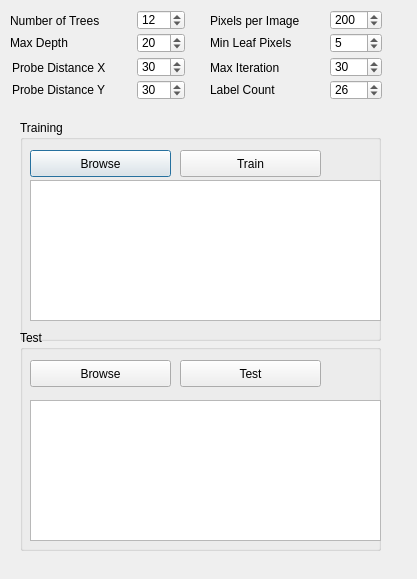
Before: the Qt Designer form forms/rdfdialog.ui in Boazrciasn/RDFramework, drawn with Qt 5.
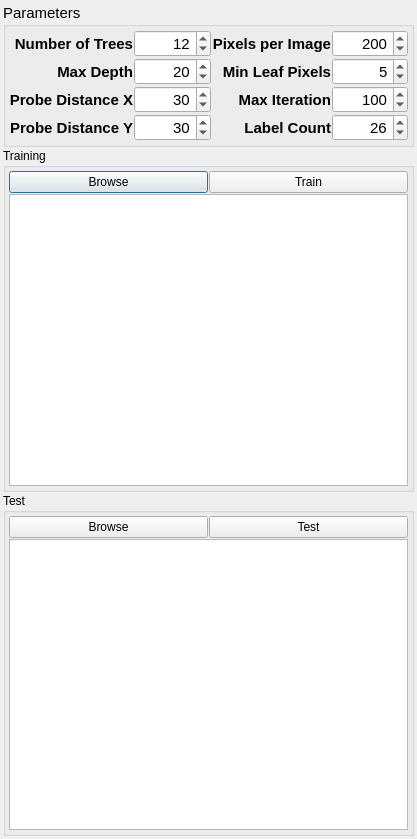
After: the same form once the commit is applied.

Commit message: RDF dialog improvements. Renamed RandomDesicionTree to RandomDecisionTree.

Diff of the .ui file:
```diff
--- a/forms/rdfdialog.ui
+++ b/forms/rdfdialog.ui
@@ -7,321 +7,361 @@
     <x>0</x>
     <y>0</y>
     <width>417</width>
-    <height>579</height>
+    <height>839</height>
    </rect>
   </property>
   <property name="windowTitle">
    <string>Dialog</string>
   </property>
-  <widget class="QSpinBox" name="spinBox_NTrees">
-   <property name="geometry">
-    <rect>
-     <x>137</x>
-     <y>10</y>
-     <width>48</width>
-     <height>20</height>
-    </rect>
+  <layout class="QVBoxLayout" name="verticalLayout">
+   <property name="spacing">
+    <number>1</number>
    </property>
-   <property name="value">
-    <number>12</number>
+   <property name="leftMargin">
+    <number>3</number>
    </property>
-  </widget>
-  <widget class="QSpinBox" name="spinBox_MaxDepth">
-   <property name="geometry">
-    <rect>
-     <x>137</x>
-     <y>33</y>
-     <width>48</width>
-     <height>20</height>
-    </rect>
+   <property name="topMargin">
+    <number>3</number>
    </property>
-   <property name="value">
-    <number>20</number>
+   <property name="rightMargin">
+    <number>3</number>
    </property>
-  </widget>
-  <widget class="QLabel" name="label_NTrees">
-   <property name="geometry">
-    <rect>
-     <x>10</x>
-     <y>12</y>
-     <width>120</width>
-     <height>17</height>
-    </rect>
+   <property name="bottomMargin">
+    <number>3</number>
    </property>
-   <property name="text">
-    <string>Number of Trees</string>
-   </property>
-  </widget>
-  <widget class="QLabel" name="label_MaxDepth">
-   <property name="geometry">
-    <rect>
-     <x>10</x>
-     <y>34</y>
-     <width>121</width>
-     <height>17</height>
-    </rect>
-   </property>
-   <property name="text">
-    <string>Max Depth</string>
-   </property>
-  </widget>
-  <widget class="QLabel" name="label_ProbX_2">
-   <property name="geometry">
-    <rect>
-     <x>12</x>
-     <y>59</y>
-     <width>121</width>
-     <height>17</height>
-    </rect>
-   </property>
-   <property name="text">
-    <string>Probe Distance X</string>
-   </property>
-  </widget>
-  <widget class="QLabel" name="label_ProbY_2">
-   <property name="geometry">
-    <rect>
-     <x>12</x>
-     <y>81</y>
-     <width>121</width>
-     <height>17</height>
-    </rect>
-   </property>
-   <property name="text">
-    <string>Probe Distance Y</string>
-   </property>
-  </widget>
-  <widget class="QSpinBox" name="spinBox_probX">
-   <property name="geometry">
-    <rect>
-     <x>137</x>
-     <y>57</y>
-     <width>48</width>
-     <height>20</height>
-    </rect>
-   </property>
-   <property name="value">
-    <number>30</number>
-   </property>
-  </widget>
-  <widget class="QSpinBox" name="spinBox_probY">
-   <property name="geometry">
-    <rect>
-     <x>137</x>
-     <y>80</y>
-     <width>48</width>
-     <height>20</height>
-    </rect>
-   </property>
-   <property name="value">
-    <number>30</number>
-   </property>
-  </widget>
-  <widget class="QGroupBox" name="groupBox">
-   <property name="geometry">
-    <rect>
-     <x>20</x>
-     <y>120</y>
-     <width>361</width>
-     <height>221</height>
-    </rect>
-   </property>
-   <property name="title">
-    <string>Training</string>
-   </property>
-   <widget class="QPushButton" name="loadTrainData_button">
-    <property name="geometry">
-     <rect>
-      <x>10</x>
-      <y>30</y>
-      <width>141</width>
-      <height>27</height>
-     </rect>
-    </property>
-    <property name="text">
-     <string>Browse</string>
-    </property>
-   </widget>
-   <widget class="QPushButton" name="train_button">
-    <property name="geometry">
-     <rect>
-      <x>160</x>
-      <y>30</y>
-      <width>141</width>
-      <height>27</height>
-     </rect>
-    </property>
-    <property name="text">
-     <string>Train</string>
-    </property>
-   </widget>
-   <widget class="QTextBrowser" name="textBrowser_train">
-    <property name="geometry">
-     <rect>
-      <x>10</x>
-      <y>60</y>
-      <width>351</width>
-      <height>141</height>
-     </rect>
-    </property>
-   </widget>
-  </widget>
-  <widget class="QGroupBox" name="groupBox_2">
-   <property name="geometry">
-    <rect>
-     <x>20</x>
-     <y>330</y>
-     <width>361</width>
-     <height>221</height>
-    </rect>
-   </property>
-   <property name="title">
-    <string>Test</string>
-   </property>
-   <widget class="QPushButton" name="loadTestData_button">
-    <property name="geometry">
-     <rect>
-      <x>10</x>
-      <y>30</y>
-      <width>141</width>
-      <height>27</height>
-     </rect>
-    </property>
-    <property name="text">
-     <string>Browse</string>
-    </property>
-   </widget>
-   <widget class="QPushButton" name="test_button">
-    <property name="geometry">
-     <rect>
-      <x>160</x>
-      <y>30</y>
-      <width>141</width>
-      <height>27</height>
-     </rect>
-    </property>
-    <property name="text">
-     <string>Test</string>
-    </property>
-   </widget>
-   <widget class="QTextBrowser" name="textBrowser_test">
-    <property name="geometry">
-     <rect>
-      <x>10</x>
-      <y>70</y>
-      <width>351</width>
-      <height>141</height>
-     </rect>
-    </property>
-   </widget>
-  </widget>
-  <widget class="QLabel" name="label_PixelsPerImage">
-   <property name="geometry">
-    <rect>
-     <x>210</x>
-     <y>12</y>
-     <width>110</width>
-     <height>17</height>
-    </rect>
-   </property>
-   <property name="text">
-    <string>Pixels per Image</string>
-   </property>
-  </widget>
-  <widget class="QSpinBox" name="spinBox_PixelsPerImage">
-   <property name="geometry">
-    <rect>
-     <x>330</x>
-     <y>10</y>
-     <width>52</width>
-     <height>20</height>
-    </rect>
-   </property>
-   <property name="maximum">
-    <number>300</number>
-   </property>
-   <property name="value">
-    <number>200</number>
-   </property>
-  </widget>
-  <widget class="QLabel" name="label_MinLeafPixels">
-   <property name="geometry">
-    <rect>
-     <x>210</x>
-     <y>34</y>
-     <width>110</width>
-     <height>17</height>
-    </rect>
-   </property>
-   <property name="text">
-    <string>Min Leaf Pixels</string>
-   </property>
-  </widget>
-  <widget class="QSpinBox" name="spinBox_MinLeafPixels">
-   <property name="geometry">
-    <rect>
-     <x>330</x>
-     <y>33</y>
-     <width>52</width>
-     <height>20</height>
-    </rect>
-   </property>
-   <property name="value">
-    <number>5</number>
-   </property>
-  </widget>
-  <widget class="QLabel" name="label_LabelCount">
-   <property name="geometry">
-    <rect>
-     <x>210</x>
-     <y>81</y>
-     <width>110</width>
-     <height>17</height>
-    </rect>
-   </property>
-   <property name="text">
-    <string>Label Count</string>
-   </property>
-  </widget>
-  <widget class="QLabel" name="label_MaxIteration">
-   <property name="geometry">
-    <rect>
-     <x>210</x>
-     <y>59</y>
-     <width>110</width>
-     <height>17</height>
-    </rect>
-   </property>
-   <property name="text">
-    <string>Max Iteration</string>
-   </property>
-  </widget>
-  <widget class="QSpinBox" name="spinBox_MaxIteration">
-   <property name="geometry">
-    <rect>
-     <x>330</x>
-     <y>57</y>
-     <width>52</width>
-     <height>20</height>
-    </rect>
-   </property>
-   <property name="value">
-    <number>30</number>
-   </property>
-  </widget>
-  <widget class="QSpinBox" name="spinBox_LabelCount">
-   <property name="geometry">
-    <rect>
-     <x>330</x>
-     <y>80</y>
-     <width>52</width>
-     <height>20</height>
-    </rect>
-   </property>
-   <property name="value">
-    <number>26</number>
-   </property>
-  </widget>
+   <item>
+    <widget class="QGroupBox" name="gbParameters">
+     <property name="font">
+      <font>
+       <family>Arial</family>
+       <pointsize>11</pointsize>
+      </font>
+     </property>
+     <property name="title">
+      <string>Parameters</string>
+     </property>
+     <layout class="QGridLayout" name="gridLayout">
+      <property name="leftMargin">
+       <number>3</number>
+      </property>
+      <property name="topMargin">
+       <number>3</number>
+      </property>
+      <property name="rightMargin">
+       <number>3</number>
+      </property>
+      <property name="bottomMargin">
+       <number>3</number>
+      </property>
+      <property name="spacing">
+       <number>1</number>
+      </property>
+      <item row="3" column="1">
+       <widget class="QSpinBox" name="spinBox_probX">
+        <property name="alignment">
+         <set>Qt::AlignRight|Qt::AlignTrailing|Qt::AlignVCenter</set>
+        </property>
+        <property name="value">
+         <number>30</number>
+        </property>
+       </widget>
+      </item>
+      <item row="3" column="0">
+       <widget class="QLabel" name="label_ProbX_2">
+        <property name="font">
+         <font>
+          <weight>75</weight>
+          <bold>true</bold>
+         </font>
+        </property>
+        <property name="text">
+         <string>Probe Distance X</string>
+        </property>
+        <property name="alignment">
+         <set>Qt::AlignRight|Qt::AlignTrailing|Qt::AlignVCenter</set>
+        </property>
+       </widget>
+      </item>
+      <item row="2" column="3">
+       <widget class="QSpinBox" name="spinBox_MinLeafPixels">
+        <property name="alignment">
+         <set>Qt::AlignRight|Qt::AlignTrailing|Qt::AlignVCenter</set>
+        </property>
+        <property name="value">
+         <number>5</number>
+        </property>
+       </widget>
+      </item>
+      <item row="2" column="0">
+       <widget class="QLabel" name="label_MaxDepth">
+        <property name="font">
+         <font>
+          <weight>75</weight>
+          <bold>true</bold>
+         </font>
+        </property>
+        <property name="text">
+         <string>Max Depth</string>
+        </property>
+        <property name="alignment">
+         <set>Qt::AlignRight|Qt::AlignTrailing|Qt::AlignVCenter</set>
+        </property>
+       </widget>
+      </item>
+      <item row="2" column="1">
+       <widget class="QSpinBox" name="spinBox_MaxDepth">
+        <property name="alignment">
+         <set>Qt::AlignRight|Qt::AlignTrailing|Qt::AlignVCenter</set>
+        </property>
+        <property name="value">
+         <number>20</number>
+        </property>
+       </widget>
+      </item>
+      <item row="1" column="1">
+       <widget class="QSpinBox" name="spinBox_NTrees">
+        <property name="toolTip">
+         <string>&lt;html&gt;&lt;head/&gt;&lt;body&gt;&lt;p&gt;&lt;span style=&quot; font-weight:600;&quot;&gt;Number of trees:&lt;/span&gt;&lt;/p&gt;&lt;p&gt;&lt;br/&gt;&lt;/p&gt;&lt;p&gt;Bla bla.&lt;/p&gt;&lt;/body&gt;&lt;/html&gt;</string>
+        </property>
+        <property name="alignment">
+         <set>Qt::AlignRight|Qt::AlignTrailing|Qt::AlignVCenter</set>
+        </property>
+        <property name="value">
+         <number>12</number>
+        </property>
+       </widget>
+      </item>
+      <item row="1" column="0">
+       <widget class="QLabel" name="label_NTrees">
+        <property name="font">
+         <font>
+          <weight>75</weight>
+          <bold>true</bold>
+         </font>
+        </property>
+        <property name="text">
+         <string>Number of Trees</string>
+        </property>
+        <property name="alignment">
+         <set>Qt::AlignRight|Qt::AlignTrailing|Qt::AlignVCenter</set>
+        </property>
+       </widget>
+      </item>
+      <item row="1" column="2">
+       <widget class="QLabel" name="label_PixelsPerImage">
+        <property name="font">
+         <font>
+          <weight>75</weight>
+          <bold>true</bold>
+         </font>
+        </property>
+        <property name="text">
+         <string>Pixels per Image</string>
+        </property>
+        <property name="alignment">
+         <set>Qt::AlignRight|Qt::AlignTrailing|Qt::AlignVCenter</set>
+        </property>
+       </widget>
+      </item>
+      <item row="3" column="2">
+       <widget class="QLabel" name="label_MaxIteration">
+        <property name="font">
+         <font>
+          <weight>75</weight>
+          <bold>true</bold>
+         </font>
+        </property>
+        <property name="text">
+         <string>Max Iteration</string>
+        </property>
+        <property name="alignment">
+         <set>Qt::AlignRight|Qt::AlignTrailing|Qt::AlignVCenter</set>
+        </property>
+       </widget>
+      </item>
+      <item row="1" column="3">
+       <widget class="QSpinBox" name="spinBox_PixelsPerImage">
+        <property name="alignment">
+         <set>Qt::AlignRight|Qt::AlignTrailing|Qt::AlignVCenter</set>
+        </property>
+        <property name="maximum">
+         <number>300</number>
+        </property>
+        <property name="value">
+         <number>200</number>
+        </property>
+       </widget>
+      </item>
+      <item row="2" column="2">
+       <widget class="QLabel" name="label_MinLeafPixels">
+        <property name="font">
+         <font>
+          <weight>75</weight>
+          <bold>true</bold>
+         </font>
+        </property>
+        <property name="text">
+         <string>Min Leaf Pixels</string>
+        </property>
+        <property name="alignment">
+         <set>Qt::AlignRight|Qt::AlignTrailing|Qt::AlignVCenter</set>
+        </property>
+       </widget>
+      </item>
+      <item row="3" column="3">
+       <widget class="QSpinBox" name="spinBox_MaxIteration">
+        <property name="alignment">
+         <set>Qt::AlignRight|Qt::AlignTrailing|Qt::AlignVCenter</set>
+        </property>
+        <property name="minimum">
+         <number>1</number>
+        </property>
+        <property name="maximum">
+         <number>10000</number>
+        </property>
+        <property name="value">
+         <number>100</number>
+        </property>
+       </widget>
+      </item>
+      <item row="4" column="0">
+       <widget class="QLabel" name="label_ProbY_2">
+        <property name="font">
+         <font>
+          <weight>75</weight>
+          <bold>true</bold>
+         </font>
+        </property>
+        <property name="text">
+         <string>Probe Distance Y</string>
+        </property>
+        <property name="alignment">
+         <set>Qt::AlignRight|Qt::AlignTrailing|Qt::AlignVCenter</set>
+        </property>
+       </widget>
+      </item>
+      <item row="4" column="1">
+       <widget class="QSpinBox" name="spinBox_probY">
+        <property name="alignment">
+         <set>Qt::AlignRight|Qt::AlignTrailing|Qt::AlignVCenter</set>
+        </property>
+        <property name="value">
+         <number>30</number>
+        </property>
+       </widget>
+      </item>
+      <item row="4" column="2">
+       <widget class="QLabel" name="label_LabelCount">
+        <property name="font">
+         <font>
+          <weight>75</weight>
+          <bold>true</bold>
+         </font>
+        </property>
+        <property name="text">
+         <string>Label Count</string>
+        </property>
+        <property name="alignment">
+         <set>Qt::AlignRight|Qt::AlignTrailing|Qt::AlignVCenter</set>
+        </property>
+       </widget>
+      </item>
+      <item row="4" column="3">
+       <widget class="QSpinBox" name="spinBox_LabelCount">
+        <property name="alignment">
+         <set>Qt::AlignRight|Qt::AlignTrailing|Qt::AlignVCenter</set>
+        </property>
+        <property name="value">
+         <number>26</number>
+        </property>
+       </widget>
+      </item>
+     </layout>
+    </widget>
+   </item>
+   <item>
+    <widget class="QGroupBox" name="groupBox">
+     <property name="title">
+      <string>Training</string>
+     </property>
+     <layout class="QGridLayout" name="gridLayout_2">
+      <property name="leftMargin">
+       <number>3</number>
+      </property>
+      <property name="topMargin">
+       <number>3</number>
+      </property>
+      <property name="rightMargin">
+       <number>3</number>
+      </property>
+      <property name="bottomMargin">
+       <number>3</number>
+      </property>
+      <property name="spacing">
+       <number>1</number>
+      </property>
+      <item row="0" column="0">
+       <widget class="QPushButton" name="loadTrainData_button">
+        <property name="text">
+         <string>Browse</string>
+        </property>
+       </widget>
+      </item>
+      <item row="0" column="1">
+       <widget class="QPushButton" name="train_button">
+        <property name="text">
+         <string>Train</string>
+        </property>
+       </widget>
+      </item>
+      <item row="1" column="0" colspan="2">
+       <widget class="QTextBrowser" name="textBrowser_train"/>
+      </item>
+     </layout>
+    </widget>
+   </item>
+   <item>
+    <widget class="QGroupBox" name="groupBox_2">
+     <property name="title">
+      <string>Test</string>
+     </property>
+     <layout class="QGridLayout" name="gridLayout_3">
+      <property name="leftMargin">
+       <number>3</number>
+      </property>
+      <property name="topMargin">
+       <number>3</number>
+      </property>
+      <property name="rightMargin">
+       <number>3</number>
+      </property>
+      <property name="bottomMargin">
+       <number>3</number>
+      </property>
+      <property name="spacing">
+       <number>1</number>
+      </property>
+      <item row="0" column="0">
+       <widget class="QPushButton" name="loadTestData_button">
+        <property name="text">
+         <string>Browse</string>
+        </property>
+       </widget>
+      </item>
+      <item row="0" column="1">
+       <widget class="QPushButton" name="test_button">
+        <property name="text">
+         <string>Test</string>
+        </property>
+       </widget>
+      </item>
+      <item row="1" column="0" colspan="2">
+       <widget class="QTextBrowser" name="textBrowser_test"/>
+      </item>
+     </layout>
+    </widget>
+   </item>
+  </layout>
  </widget>
  <resources/>
  <connections/>
```
Left out of the diff: 89 changed lines with no effect on the pictures. The commit also changes 7 other files.
